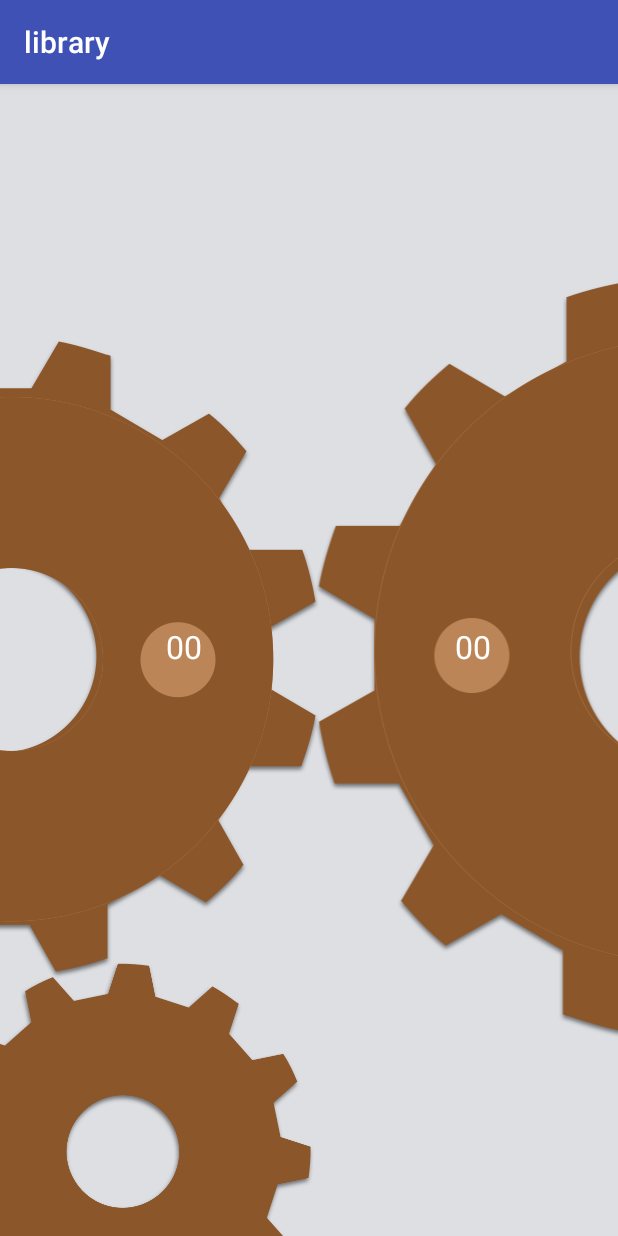
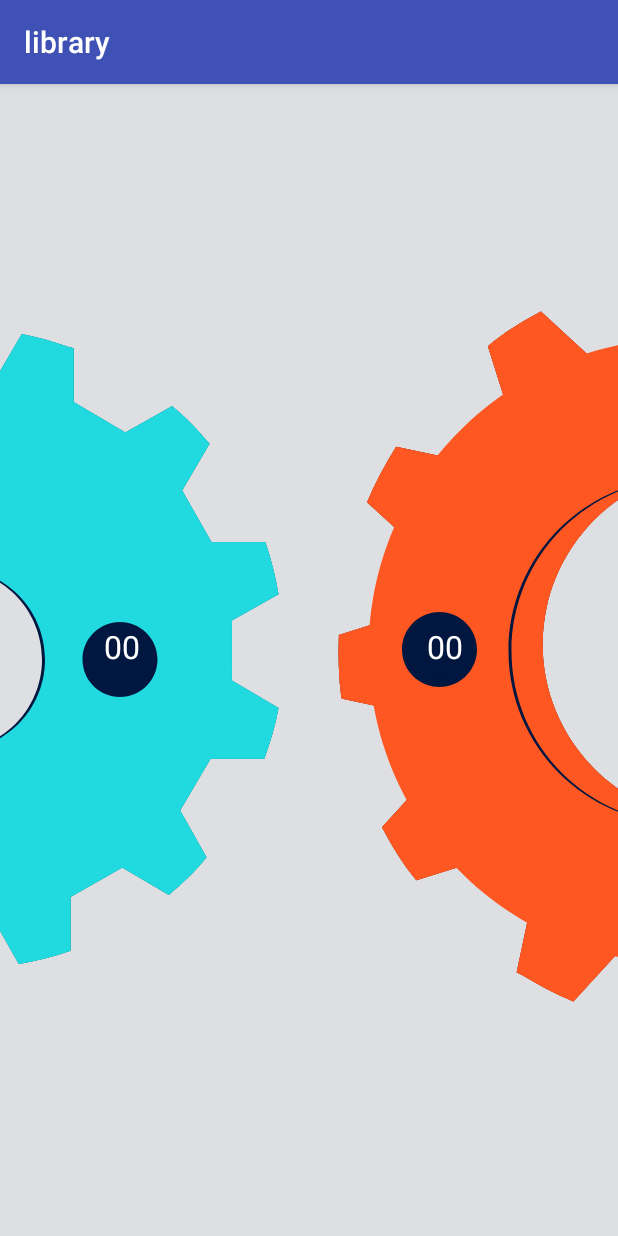
Before and after one commit to TeeRawk/time-picker, an Android app: the screen it shows after launch (MainActivity), on a phone screen of 412 x 824 dp. Run offline under Robolectric (Android 15) with nearby library versions, the phone set to English and light mode, and no system bars.

Commit message:
moved to vector drawables,changed numbers position a bit

```diff
--- a/app/src/main/res/values/colors.xml
+++ b/app/src/main/res/values/colors.xml
@@ -5,7 +5,7 @@
     <color name="colorAccent">#FF4081</color>
     <color name="colorBg">#dedfe3</color>
     <color name="clockBG">#8a572a</color>
-    <color name="textColor">#bc8557</color>
+    <color name="textColor">#011740</color>
     <color name="hoursSelectedColor">#2b85f5</color>
     <color name="minutesSelectedColor">#989cf9</color>
 </resources>
--- a/library/src/main/java/com/yalantis/library/ClockFace.java
+++ b/library/src/main/java/com/yalantis/library/ClockFace.java
@@ -75,7 +75,7 @@
                 .setCircleRadius(circleRadius)
                 .setTextColor(hoursTextColor)
                 .setCircleColor(hoursClockColor)
-                .setCircleBackground(R.drawable.gear_1)
+                .setCircleBackground(R.drawable.gear_vector_1)
                 .setHighlightColor(hoursSelectedTextColor)
                 .setTextSize(textSize)
                 .setNumbersCount(divisionNumber)
@@ -86,7 +86,7 @@
                 .setTextSize(textSize)
                 .setHighlightColor(minutesSelectedTextColor)
                 .setTextColor(minutesTextColor)
-                .setCircleBackground(R.drawable.gear_2)
+                .setCircleBackground(R.drawable.gear_vector_2)
                 .setCircleColor(minutesClockColor)
                 .setGravity(TimePicker.GRAVITY_RIGHT)
                 .setNumbersCount(TimePicker.SIXTY_MINUTES)
@@ -98,7 +98,7 @@
                 .setTextSize(textSize)
                 .setHighlightColor(minutesSelectedTextColor)
                 .setTextColor(minutesTextColor)
-                .setCircleBackground(R.drawable.gear_3)
+                .setCircleBackground(R.drawable.gear_vector_1)
                 .setCircleColor(minutesClockColor)
                 .setGravity(TimePicker.GRAVITY_CENTER)
                 .setNumbersCount(TimePicker.ZERO)
--- a/library/src/main/java/com/yalantis/library/TimePicker.java
+++ b/library/src/main/java/com/yalantis/library/TimePicker.java
@@ -1,5 +1,6 @@
 package com.yalantis.library;
 
+import android.annotation.TargetApi;
 import android.content.Context;
 import android.content.res.TypedArray;
 import android.graphics.Bitmap;
@@ -9,13 +10,20 @@
 import android.graphics.Matrix;
 import android.graphics.Paint;
 import android.graphics.Rect;
+import android.graphics.drawable.BitmapDrawable;
+import android.graphics.drawable.Drawable;
+import android.graphics.drawable.VectorDrawable;
+import android.os.Build;
 import android.os.Handler;
 import android.support.annotation.ColorInt;
 import android.support.annotation.ColorRes;
 import android.support.annotation.DrawableRes;
 import android.support.annotation.IntDef;
 import android.support.v4.content.ContextCompat;
+import android.support.v4.graphics.drawable.DrawableCompat;
+import android.support.v7.widget.AppCompatDrawableManager;
 import android.util.AttributeSet;
+import android.util.Log;
 import android.view.MotionEvent;
 import android.view.VelocityTracker;
 import android.view.View;
@@ -36,7 +44,7 @@
 public class TimePicker extends View {
     private final Context mContext = getContext();
     public final static int MAX_ANGLE = 360;
-    private final static int TEXT_OFFSETX_DP = 85;
+    private int TEXT_OFFSETX_DP = 0;
     private final static int TEXT_SIZE_DP = 16;
     private final static int SLOW_DOWN_ANIMATION_DURATION = 500;
     private final static int ROTATION_ANIMATION_DURATION = 1800;
@@ -186,15 +194,32 @@
         if (mNumbersCount != 0) {
             mAngleBetweenNumbers = MAX_ANGLE / mNumbersCount;
         }
-        mCircleDrawable = BitmapFactory.decodeResource(context.getResources(), drawableRes);
+        mCircleDrawable = getBitmapFromVectorDrawable(mContext, drawableRes);
         if (mGravity == GRAVITY_LEFT) {
-            mOverlayDrawable = BitmapFactory.decodeResource(context.getResources(), R.drawable.overlay);
-            mSeletionBackgroundDrawable = BitmapFactory.decodeResource(context.getResources(), R.drawable.overlay_copy);
+            TEXT_OFFSETX_DP = 120;
+            mOverlayDrawable = getBitmapFromVectorDrawable(mContext, R.drawable.overlay_hours);
+            mSeletionBackgroundDrawable = getBitmapFromVectorDrawable(mContext, R.drawable.overlay_selected);
         } else if (mGravity == GRAVITY_RIGHT) {
-            mOverlayDrawable = BitmapFactory.decodeResource(context.getResources(), R.drawable.overlay_2);
-            mSeletionBackgroundDrawable = BitmapFactory.decodeResource(context.getResources(), R.drawable.overlay_2_copy);
+            TEXT_OFFSETX_DP = 70;
+            mOverlayDrawable = getBitmapFromVectorDrawable(mContext, R.drawable.overlay_minutes);
+            mSeletionBackgroundDrawable = getBitmapFromVectorDrawable(mContext, R.drawable.overlay_selected_minutes);
         }
         initPaints(circleColor, textColor, highlightColor, textSize);
+    }
+
+    public static Bitmap getBitmapFromVectorDrawable(Context context, int drawableId) {
+        Drawable drawable = AppCompatDrawableManager.get().getDrawable(context, drawableId);
+        if (Build.VERSION.SDK_INT < Build.VERSION_CODES.LOLLIPOP) {
+            drawable = (DrawableCompat.wrap(drawable)).mutate();
+        }
+
+        Bitmap bitmap = Bitmap.createBitmap(drawable.getIntrinsicWidth(),
+                drawable.getIntrinsicHeight(), Bitmap.Config.ARGB_8888);
+        Canvas canvas = new Canvas(bitmap);
+        drawable.setBounds(0, 0, canvas.getWidth(), canvas.getHeight());
+        drawable.draw(canvas);
+
+        return bitmap;
     }
 
     public TimePicker(Context context, AttributeSet attrs) {
@@ -215,7 +240,7 @@
         mCirclePaint = new Paint();
         mHighlightPaint = new Paint();
         mTextPaint = new Paint();
-        //setLayerType(LAYER_TYPE_HARDWARE, mCirclePaint);
+        setLayerType(LAYER_TYPE_HARDWARE, mCirclePaint);
         //  setLayerType(View.LAYER_TYPE_SOFTWARE, null);
         if (attrs != null) {
             TypedArray a = mContext.getTheme().obtainStyledAttributes(
@@ -277,7 +302,9 @@
                 selectedNumber = mNumbersCount + selectedNumber;
             }
         }
-        return selectedNumber;
+
+
+        return selectedNumber >= mNumbersCount ? 0 : selectedNumber;
     }
 
     @Override
@@ -332,23 +359,23 @@
         canvas.drawBitmap(mCircleDrawable, mCirclePositionX, drawableTop, new Paint());
 
         if (mGravity != GRAVITY_CENTER) {
-            drawOverlay(canvas, mSeletionBackgroundDrawable);
+            drawOverlay(canvas, mSeletionBackgroundDrawable, -2);
             drawNumbersOnWatchFace(canvas, Math.round(selectedNumber));
-            drawOverlay(canvas, mOverlayDrawable);
+            drawOverlay(canvas, mOverlayDrawable, 0);
         }
     }
 
-    private void drawOverlay(Canvas canvas, Bitmap bitmap) {
+    private void drawOverlay(Canvas canvas, Bitmap bitmap, int offsetx) {
         Matrix matrix = new Matrix();
         int overlayTop = mCirclePositionY - mOverlayDrawable.getHeight() / 2;
         int overlayOffsetX = 0;
         int overlayOffsetY = 0;
         if (mGravity == GRAVITY_RIGHT) {
-            overlayOffsetX = DimenUtils.convertDpToPixel(mContext, 40);
+            overlayOffsetX = DimenUtils.convertDpToPixel(mContext, 40) - DimenUtils.convertDpToPixel(mContext, offsetx);
             overlayOffsetY = DimenUtils.convertDpToPixel(mContext, 5);
             matrix.postRotate(mRotateAngle, mCirclePositionX + (mCircleDrawable.getWidth() / 2), overlayTop + (mOverlayDrawable.getHeight() / 2));
         } else if (mGravity == GRAVITY_LEFT) {
-            overlayOffsetX = DimenUtils.convertDpToPixel(mContext, 45);
+            overlayOffsetX = DimenUtils.convertDpToPixel(mContext, 45) + DimenUtils.convertDpToPixel(mContext, offsetx);
             overlayOffsetY = 0;
             matrix.postRotate(-mRotateAngle, -mOverlayDrawable.getWidth() / 2 + (mOverlayDrawable.getWidth() / 2), overlayTop + (mOverlayDrawable.getHeight() / 2));
         }
--- /dev/null
+++ b/library/src/main/res/drawable/gear_vector_1.xml
@@ -0,0 +1,114 @@
+<?xml version="1.0" encoding="utf-8"?>
+<vector xmlns:android="http://schemas.android.com/apk/res/android"
+    android:width="458dp"
+    android:height="458dp"
+    android:viewportWidth="458"
+    android:viewportHeight="458">
+
+    <group
+        android:translateX="-30.000000"
+        android:translateY="-123.000000">
+        <path
+            android:fillColor="#000000"
+            android:fillType="evenOdd"
+            android:strokeWidth="1"
+            android:pathData="M467,308.418733 C464.970218,296.903237 462.265559,285.38602
+458.207713,273.870524 L422.36197,273.870524 L402.747614,239.322314
+L421.008782,208.160813 C413.569683,199.354339 405.45399,190.547866
+395.985109,183.096763 L364.873807,200.709711 L330.381253,180.38774
+L330.381253,144.484159 C329.704659,144.484159 329.028065,143.806474
+327.676594,143.806474 C317.531119,140.419765 306.710767,137.033057
+295.888698,135 L277.62753,166.161501 L237.723941,166.161501 L220.139367,135
+C208.642421,137.033057 197.143758,139.74208 185.646812,143.806474
+L185.646812,179.710055 L151.154258,199.356059 L120.042956,181.065426
+C111.250668,188.516529 102.458381,196.645317 95.0192822,206.129476
+L112.603856,237.290977 L92.3146236,271.839187 L56.4688811,271.839187
+C52.4110345,283.354683 49.0297819,294.194214 47,305.709711
+L78.1113019,324.000344 L78.1113019,363.968319 L47,381.581267
+C49.0297819,393.096763 51.7344405,404.61398 55.7922871,416.129476
+L91.6380296,416.129476 L111.252386,450.677686 L92.9912175,481.839187
+C100.430317,490.645661 108.54601,499.452134 118.014891,506.903237
+L149.126193,489.290289 L183.618747,509.61226 L183.618747,545.515841
+C184.295341,545.515841 184.971935,546.193526 186.323406,546.193526
+C196.468881,549.580235 207.289233,552.966943 218.111302,555
+L236.37247,523.838499 L276.276059,523.838499 L293.860633,555
+C305.357579,552.966943 316.856242,550.25792 328.353188,546.193526
+L328.353188,510.289945 L362.845742,490.643941 L393.957044,508.934574
+C402.749332,501.483471 411.541619,493.354683 418.980718,483.870524
+L401.396144,452.709023 L421.685376,418.160813 L457.531119,418.160813
+C461.588965,406.645317 464.970218,395.805786 467,384.290289
+L435.888698,365.999656 L435.888698,326.031681 L467,308.418733 Z M257,408.969231
+C221.908483,408.969231 193.030769,380.37547 193.030769,345.183365
+C193.030769,309.991259 221.542801,281.030769 257,281.030769
+C292.091517,281.030769 320.969231,309.62453 320.969231,344.816635
+C320.969231,380.008741 292.091517,408.969231 257,408.969231 L257,408.969231 Z" />
+        <path
+            android:fillColor="#21DAE0"
+            android:fillType="evenOdd"
+            android:strokeWidth="1"
+            android:pathData="M467,308.418733 C464.970218,296.903237 462.265559,285.38602
+458.207713,273.870524 L422.36197,273.870524 L402.747614,239.322314
+L421.008782,208.160813 C413.569683,199.354339 405.45399,190.547866
+395.985109,183.096763 L364.873807,200.709711 L330.381253,180.38774
+L330.381253,144.484159 C329.704659,144.484159 329.028065,143.806474
+327.676594,143.806474 C317.531119,140.419765 306.710767,137.033057
+295.888698,135 L277.62753,166.161501 L237.723941,166.161501 L220.139367,135
+C208.642421,137.033057 197.143758,139.74208 185.646812,143.806474
+L185.646812,179.710055 L151.154258,199.356059 L120.042956,181.065426
+C111.250668,188.516529 102.458381,196.645317 95.0192822,206.129476
+L112.603856,237.290977 L92.3146236,271.839187 L56.4688811,271.839187
+C52.4110345,283.354683 49.0297819,294.194214 47,305.709711
+L78.1113019,324.000344 L78.1113019,363.968319 L47,381.581267
+C49.0297819,393.096763 51.7344405,404.61398 55.7922871,416.129476
+L91.6380296,416.129476 L111.252386,450.677686 L92.9912175,481.839187
+C100.430317,490.645661 108.54601,499.452134 118.014891,506.903237
+L149.126193,489.290289 L183.618747,509.61226 L183.618747,545.515841
+C184.295341,545.515841 184.971935,546.193526 186.323406,546.193526
+C196.468881,549.580235 207.289233,552.966943 218.111302,555
+L236.37247,523.838499 L276.276059,523.838499 L293.860633,555
+C305.357579,552.966943 316.856242,550.25792 328.353188,546.193526
+L328.353188,510.289945 L362.845742,490.643941 L393.957044,508.934574
+C402.749332,501.483471 411.541619,493.354683 418.980718,483.870524
+L401.396144,452.709023 L421.685376,418.160813 L457.531119,418.160813
+C461.588965,406.645317 464.970218,395.805786 467,384.290289
+L435.888698,365.999656 L435.888698,326.031681 L467,308.418733 Z M257,408.969231
+C221.908483,408.969231 193.030769,380.37547 193.030769,345.183365
+C193.030769,309.991259 221.542801,281.030769 257,281.030769
+C292.091517,281.030769 320.969231,309.62453 320.969231,344.816635
+C320.969231,380.008741 292.091517,408.969231 257,408.969231 L257,408.969231 Z" />
+        <path
+            android:fillColor="#21DAE0"
+            android:fillType="evenOdd"
+            android:strokeWidth="1"
+            android:pathData="M467,308.418733 C464.970218,296.903237 462.265559,285.38602
+458.207713,273.870524 L422.36197,273.870524 L402.747614,239.322314
+L421.008782,208.160813 C413.569683,199.354339 405.45399,190.547866
+395.985109,183.096763 L364.873807,200.709711 L330.381253,180.38774
+L330.381253,144.484159 C329.704659,144.484159 329.028065,143.806474
+327.676594,143.806474 C317.531119,140.419765 306.710767,137.033057
+295.888698,135 L277.62753,166.161501 L237.723941,166.161501 L220.139367,135
+C208.642421,137.033057 197.143758,139.74208 185.646812,143.806474
+L185.646812,179.710055 L151.154258,199.356059 L120.042956,181.065426
+C111.250668,188.516529 102.458381,196.645317 95.0192822,206.129476
+L112.603856,237.290977 L92.3146236,271.839187 L56.4688811,271.839187
+C52.4110345,283.354683 49.0297819,294.194214 47,305.709711
+L78.1113019,324.000344 L78.1113019,363.968319 L47,381.581267
+C49.0297819,393.096763 51.7344405,404.61398 55.7922871,416.129476
+L91.6380296,416.129476 L111.252386,450.677686 L92.9912175,481.839187
+C100.430317,490.645661 108.54601,499.452134 118.014891,506.903237
+L149.126193,489.290289 L183.618747,509.61226 L183.618747,545.515841
+C184.295341,545.515841 184.971935,546.193526 186.323406,546.193526
+C196.468881,549.580235 207.289233,552.966943 218.111302,555
+L236.37247,523.838499 L276.276059,523.838499 L293.860633,555
+C305.357579,552.966943 316.856242,550.25792 328.353188,546.193526
+L328.353188,510.289945 L362.845742,490.643941 L393.957044,508.934574
+C402.749332,501.483471 411.541619,493.354683 418.980718,483.870524
+L401.396144,452.709023 L421.685376,418.160813 L457.531119,418.160813
+C461.588965,406.645317 464.970218,395.805786 467,384.290289
+L435.888698,365.999656 L435.888698,326.031681 L467,308.418733 Z M257,408.969231
+C221.908483,408.969231 193.030769,380.37547 193.030769,345.183365
+C193.030769,309.991259 221.542801,281.030769 257,281.030769
+C292.091517,281.030769 320.969231,309.62453 320.969231,344.816635
+C320.969231,380.008741 292.091517,408.969231 257,408.969231 L257,408.969231 Z" />
+    </group>
+</vector>
--- /dev/null
+++ b/library/src/main/res/drawable/gear_vector_2.xml
@@ -0,0 +1,101 @@
+<?xml version="1.0" encoding="utf-8"?>
+<vector xmlns:android="http://schemas.android.com/apk/res/android"
+    android:width="540dp"
+    android:height="547dp"
+    android:viewportWidth="540"
+    android:viewportHeight="547">
+
+    <path
+        android:fillColor="#000000"
+        android:fillType="evenOdd"
+        android:strokeWidth="1"
+        android:pathData="M486.519,288.704 L527.106,275.895
+C527.593,261.984,527.294,247.903,525.419,233.489 L483.678,224.617
+L469.389,179.532 L498.366,147.765
+C491.883,135.669,484.613,123.406,475.431,112.385 L434.844,125.195
+L399.708,92.9931 L408.595,51.1847
+C407.807,51.0173,407.187,50.0607,405.613,49.7262
+C394.637,43.2713,382.876,36.6494,370.777,31.6034 L341.8,63.3699 L295.334,53.4932
+L282.57,12.8544 C268.679,12.3762,254.619,12.6846,240.225,14.5718
+L231.338,56.3801 L186.31,70.7198 L154.61,41.7206
+C142.527,48.2209,130.277,55.5103,119.267,64.713 L132.031,105.352 L99.8534,140.56
+L58.1124,131.688 C50.537,144.093,43.9167,155.878,38.7028,168.785
+L70.4035,197.784 L60.5109,244.325 L19.9236,257.134
+C19.4369,271.046,19.7357,285.127,21.6107,299.541 L63.3517,308.413
+L77.6406,353.498 L48.6633,385.264
+C55.1461,397.36,62.4168,409.624,71.5987,420.644 L112.186,407.835
+L147.321,440.037 L138.435,481.845
+C139.223,482.012,139.843,482.969,141.416,483.303
+C152.392,489.758,164.154,496.38,176.253,501.426 L205.23,469.66 L251.696,479.536
+L264.46,520.175 C278.351,520.654,292.411,520.345,306.805,518.458 L315.691,476.65
+L360.719,462.31 L392.42,491.309 C404.502,484.809,416.753,477.519,427.763,468.317
+L414.999,427.678 L447.176,392.47 L488.917,401.342
+C496.493,388.937,503.113,377.152,508.327,364.245 L476.626,335.246
+L486.519,288.704 L486.519,288.704 Z M248.893,378.294
+C185.845,364.893,144.88,302.491,158.32,239.262
+C171.76,176.033,234.047,134.889,297.752,148.43
+C360.8,161.831,401.764,224.233,388.325,287.462
+C374.885,350.691,311.941,391.696,248.893,378.294 L248.893,378.294 Z" />
+    <path
+        android:fillColor="#FF5722"
+        android:fillType="evenOdd"
+        android:strokeWidth="1"
+        android:pathData="M486.519,288.704 L527.106,275.895
+C527.593,261.984,527.294,247.903,525.419,233.489 L483.678,224.617
+L469.389,179.532 L498.366,147.765
+C491.883,135.669,484.613,123.406,475.431,112.385 L434.844,125.195
+L399.708,92.9931 L408.595,51.1847
+C407.807,51.0173,407.187,50.0607,405.613,49.7262
+C394.637,43.2713,382.876,36.6494,370.777,31.6034 L341.8,63.3699 L295.334,53.4932
+L282.57,12.8544 C268.679,12.3762,254.619,12.6846,240.225,14.5718
+L231.338,56.3801 L186.31,70.7198 L154.61,41.7206
+C142.527,48.2209,130.277,55.5103,119.267,64.713 L132.031,105.352 L99.8534,140.56
+L58.1124,131.688 C50.537,144.093,43.9167,155.878,38.7028,168.785
+L70.4035,197.784 L60.5109,244.325 L19.9236,257.134
+C19.4369,271.046,19.7357,285.127,21.6107,299.541 L63.3517,308.413
+L77.6406,353.498 L48.6633,385.264
+C55.1461,397.36,62.4168,409.624,71.5987,420.644 L112.186,407.835
+L147.321,440.037 L138.435,481.845
+C139.223,482.012,139.843,482.969,141.416,483.303
+C152.392,489.758,164.154,496.38,176.253,501.426 L205.23,469.66 L251.696,479.536
+L264.46,520.175 C278.351,520.654,292.411,520.345,306.805,518.458 L315.691,476.65
+L360.719,462.31 L392.42,491.309 C404.502,484.809,416.753,477.519,427.763,468.317
+L414.999,427.678 L447.176,392.47 L488.917,401.342
+C496.493,388.937,503.113,377.152,508.327,364.245 L476.626,335.246
+L486.519,288.704 L486.519,288.704 Z M248.893,378.294
+C185.845,364.893,144.88,302.491,158.32,239.262
+C171.76,176.033,234.047,134.889,297.752,148.43
+C360.8,161.831,401.764,224.233,388.325,287.462
+C374.885,350.691,311.941,391.696,248.893,378.294 L248.893,378.294 Z" />
+    <path
+        android:fillColor="#FF5722"
+        android:fillType="evenOdd"
+        android:strokeWidth="1"
+        android:pathData="M486.519,288.704 L527.106,275.895
+C527.593,261.984,527.294,247.903,525.419,233.489 L483.678,224.617
+L469.389,179.532 L498.366,147.765
+C491.883,135.669,484.613,123.406,475.431,112.385 L434.844,125.195
+L399.708,92.9931 L408.595,51.1847
+C407.807,51.0173,407.187,50.0607,405.613,49.7262
+C394.637,43.2713,382.876,36.6494,370.777,31.6034 L341.8,63.3699 L295.334,53.4932
+L282.57,12.8544 C268.679,12.3762,254.619,12.6846,240.225,14.5718
+L231.338,56.3801 L186.31,70.7198 L154.61,41.7206
+C142.527,48.2209,130.277,55.5103,119.267,64.713 L132.031,105.352 L99.8534,140.56
+L58.1124,131.688 C50.537,144.093,43.9167,155.878,38.7028,168.785
+L70.4035,197.784 L60.5109,244.325 L19.9236,257.134
+C19.4369,271.046,19.7357,285.127,21.6107,299.541 L63.3517,308.413
+L77.6406,353.498 L48.6633,385.264
+C55.1461,397.36,62.4168,409.624,71.5987,420.644 L112.186,407.835
+L147.321,440.037 L138.435,481.845
+C139.223,482.012,139.843,482.969,141.416,483.303
+C152.392,489.758,164.154,496.38,176.253,501.426 L205.23,469.66 L251.696,479.536
+L264.46,520.175 C278.351,520.654,292.411,520.345,306.805,518.458 L315.691,476.65
+L360.719,462.31 L392.42,491.309 C404.502,484.809,416.753,477.519,427.763,468.317
+L414.999,427.678 L447.176,392.47 L488.917,401.342
+C496.493,388.937,503.113,377.152,508.327,364.245 L476.626,335.246
+L486.519,288.704 L486.519,288.704 Z M248.893,378.294
+C185.845,364.893,144.88,302.491,158.32,239.262
+C171.76,176.033,234.047,134.889,297.752,148.43
+C360.8,161.831,401.764,224.233,388.325,287.462
+C374.885,350.691,311.941,391.696,248.893,378.294 L248.893,378.294 Z" />
+</vector>
--- /dev/null
+++ b/library/src/main/res/drawable/overlay_hours.xml
@@ -0,0 +1,19 @@
+<?xml version="1.0" encoding="utf-8"?>
+<vector xmlns:android="http://schemas.android.com/apk/res/android"
+    android:width="350dp"
+    android:height="350dp"
+    android:viewportWidth="350"
+    android:viewportHeight="350">
+
+    <path
+        android:fillColor="#21DAE0"
+        android:fillType="evenOdd"
+        android:strokeWidth="1"
+        android:pathData="M174.75,349.5 C271.262,349.5,349.5,271.262,349.5,174.75
+C349.5,78.2382,271.262,0,174.75,0 C78.2382,0,0,78.2382,0,174.75
+C0,271.262,78.2382,349.5,174.75,349.5 Z M175,236
+C208.689,236,236,208.689,236,175 C236,141.311,208.689,114,175,114
+C141.311,114,114,141.311,114,175 C114,208.689,141.311,236,175,236 Z M261,175
+C261,161.193,272.19,150,286,150 C299.807,150,311,161.19,311,175
+C311,188.807,299.81,200,286,200 C272.193,200,261,188.81,261,175 Z" />
+</vector>
--- /dev/null
+++ b/library/src/main/res/drawable/overlay_minutes.xml
@@ -0,0 +1,18 @@
+<?xml version="1.0" encoding="utf-8"?>
+<vector xmlns:android="http://schemas.android.com/apk/res/android"
+    android:width="416dp"
+    android:height="416dp"
+    android:viewportWidth="416"
+    android:viewportHeight="416">
+
+    <path
+        android:fillColor="#FF5722"
+        android:fillType="evenOdd"
+        android:strokeWidth="1"
+        android:pathData="M208,416 C322.875,416,416,322.875,416,208 C416,93.1248,322.875,0,208,0
+C93.1248,0,0,93.1248,0,208 C0,322.875,93.1248,416,208,416 Z M208,323
+C271.513,323,323,271.513,323,208 C323,144.487,271.513,93,208,93
+C144.487,93,93,144.487,93,208 C93,271.513,144.487,323,208,323 Z M22,207
+C22,193.193,33.1898,182,47,182 C60.8071,182,72,193.19,72,207
+C72,220.807,60.8102,232,47,232 C33.1929,232,22,220.81,22,207 Z" />
+</vector>
--- /dev/null
+++ b/library/src/main/res/drawable/overlay_selected.xml
@@ -0,0 +1,17 @@
+<?xml version="1.0" encoding="utf-8"?>
+<vector xmlns:android="http://schemas.android.com/apk/res/android"
+    android:width="350dp"
+    android:height="350dp"
+    android:viewportWidth="350"
+    android:viewportHeight="350">
+
+    <path
+        android:fillColor="#01173F"
+        android:fillType="evenOdd"
+        android:strokeWidth="1"
+        android:pathData="M174.75,349.5 C271.262,349.5,349.5,271.262,349.5,174.75
+C349.5,78.2383,271.262,0,174.75,0 C78.2382,0,0,78.2383,0,174.75
+C0,271.262,78.2382,349.5,174.75,349.5 Z M175,236
+C208.689,236,236,208.689,236,175 C236,141.311,208.689,114,175,114
+C141.311,114,114,141.311,114,175 C114,208.689,141.311,236,175,236 Z" />
+</vector>
--- /dev/null
+++ b/library/src/main/res/drawable/overlay_selected_minutes.xml
@@ -0,0 +1,16 @@
+<?xml version="1.0" encoding="utf-8"?>
+<vector xmlns:android="http://schemas.android.com/apk/res/android"
+android:width="416dp"
+android:height="416dp"
+android:viewportWidth="416"
+android:viewportHeight="416">
+
+<path
+    android:fillColor="#011740"
+    android:fillType="evenOdd"
+    android:strokeWidth="1"
+    android:pathData="M208,416 C322.875,416,416,322.875,416,208 C416,93.1248,322.875,0,208,0
+C93.1248,0,0,93.1248,0,208 C0,322.875,93.1248,416,208,416 Z M208,323
+C271.513,323,323,271.513,323,208 C323,144.487,271.513,93,208,93
+C144.487,93,93,144.487,93,208 C93,271.513,144.487,323,208,323 Z" />
+</vector>
```
